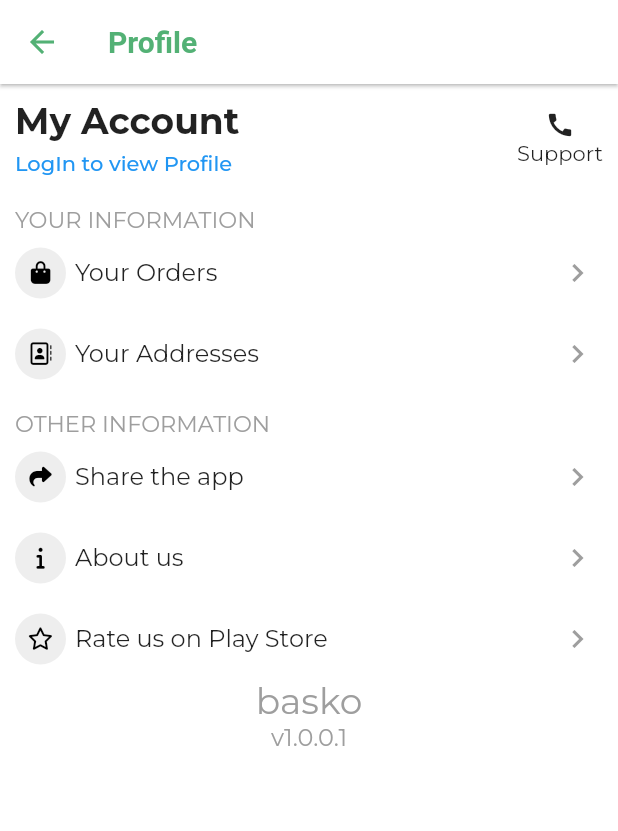
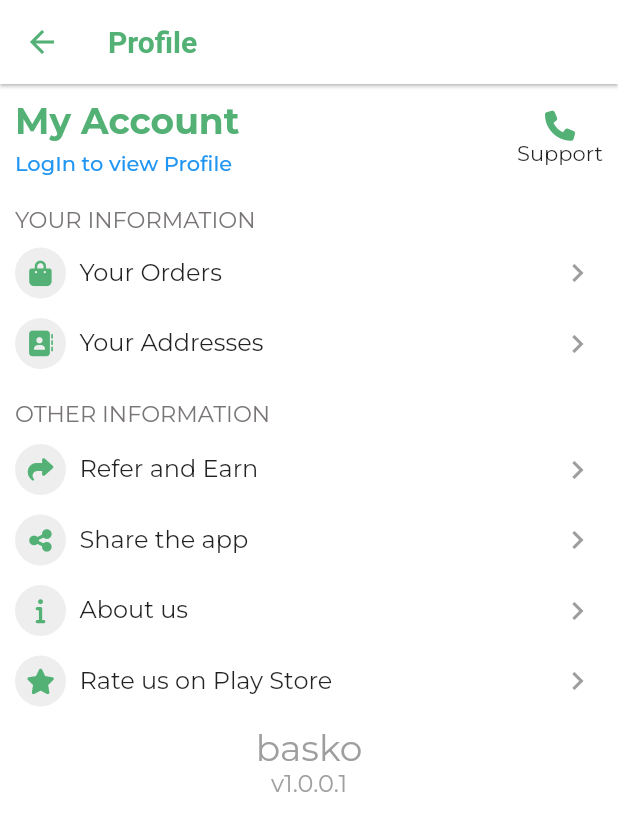
Before and after one commit to Groc-App/adps_basket, a Flutter app: the ProfileScreen screen opened by its route, on a phone screen of 412 x 824 dp. Shown: the top 831 px of the screen. Run offline on Flutter 3.47's test engine with Material 2 defaults, Android fonts, the phone set to English and light mode, and no system bars; our stand-ins replace cached_network_image, confetti, connectivity_plus, dotted_border, firebase_auth, firebase_core and 17 more; missing offline and left inert: about, flutter_carousel_slider, scratcher; accounts and stored records are empty; network calls fail.

```diff
--- a/lib/Widgets/Profile/Content.dart
+++ b/lib/Widgets/Profile/Content.dart
@@ -1,5 +1,6 @@
 // ignore_for_file: deprecated_member_use, avoid_unnecessary_containers, file_names
 
+import 'package:cached_network_image/cached_network_image.dart';
 import 'package:firebase_core/firebase_core.dart';
 import 'package:firebase_auth/firebase_auth.dart';
 import 'package:flutter/material.dart';
@@ -18,10 +19,8 @@ class Content extends ConsumerWidget {
     Navigator.of(context).pushNamed('${navi_url}');
   }
 
-  Widget iconRow(icn, text, context, navi_url, WidgetRef ref) {
-    return MouseRegion(
-      cursor: SystemMouseCursors.click,
-      child: GestureDetector(
+  Widget iconRow(icn, text, context, navi_url, WidgetRef ref, String? number) {
+    return GestureDetector(
       onTap: () {
         if (navi_url == 'about') {
           showAboutPage(
@@ -32,7 +31,7 @@ class Content extends ConsumerWidget {
             },
             applicationLegalese: 'Copyright © ADPS, {{ year }}',
             applicationDescription: const Text(
-                  'Displays an About dialog, which describes the application.'),
+                'Basko is delivery app which delivers grocery items to your door steps in no time.'),
             children: const <Widget>[
               MarkdownPageListTile(
                 icon: Icon(Icons.list),
@@ -43,12 +42,12 @@ class Content extends ConsumerWidget {
                 icon: Icon(Icons.favorite),
               ),
             ],
-              applicationIcon: const SizedBox(
+            applicationIcon: SizedBox(
               width: 100,
               height: 100,
-                child: Image(
-                  image: AssetImage('assets/icon.webp'),
-                ),
+              child: CachedNetworkImage(
+                  imageUrl:
+                      'https://firebasestorage.googleapis.com/v0/b/your-basket-515fc.appspot.com/o/Logo%2Flogo.png?alt=media&token=bde72ad0-a31b-405c-911c-6a45e258b6db'),
             ),
           );
         } else if (navi_url == 'logout') {
@@ -83,6 +82,9 @@ class Content extends ConsumerWidget {
           print("inside tap");
           Share.share(
               'https://play.google.com/store/apps/details?id=com.instructivetech.kidskite');
+        } else if (navi_url == '/referearnScreen') {
+          Navigator.of(context)
+              .pushNamed('${navi_url}', arguments: {'number': number});
         } else {
           navigation(context, navi_url);
         }
@@ -94,14 +96,14 @@ class Content extends ConsumerWidget {
           children: [
             Row(children: [
               Container(
-                  margin: EdgeInsets.only(right: 6),
+                margin: EdgeInsets.only(right: 9),
                 child: CircleAvatar(
                   radius: 17,
                   backgroundColor: Colors.grey[200],
-                    foregroundColor: Colors.black,
+                  foregroundColor: Color.fromRGBO(83, 177, 117, 1),
                   child: FaIcon(
                     icn,
-                      size: 15,
+                    size: 17,
                   ),
                 ),
               ),
@@ -117,7 +119,6 @@ class Content extends ConsumerWidget {
                   color: Colors.grey,
                 )),
           ],
-          ),
         ),
       ),
     );
@@ -137,19 +138,20 @@ class Content extends ConsumerWidget {
               Column(crossAxisAlignment: CrossAxisAlignment.start, children: [
             Text(
               'YOUR INFORMATION',
-              style: TextStyle(fontSize: 15, color: Colors.grey),
+              style: TextStyle(
+                  fontSize: 15, color: Color.fromARGB(255, 121, 117, 117)),
             ),
             // Divider(),
             SizedBox(
               height: 10,
             ),
             iconRow(FontAwesomeIcons.shoppingBag, 'Your Orders', context,
-                '/yourOrderScreen', ref),
+                '/yourOrderScreen', ref, authInfo?.phoneNumber),
             SizedBox(
-              height: 10,
+              height: 3,
             ),
-            iconRow(FontAwesomeIcons.addressBook, 'Your Addresses', context,
-                '/addressScreen', ref),
+            iconRow(FontAwesomeIcons.solidAddressBook, 'Your Addresses',
+                context, '/addressScreen', ref, authInfo?.phoneNumber),
           ]),
         ),
         Container(
@@ -159,28 +161,39 @@ class Content extends ConsumerWidget {
                 margin: const EdgeInsets.only(top: 10),
                 child: const Text(
                   'OTHER INFORMATION',
-                  style: TextStyle(fontSize: 15, color: Colors.grey),
+                  style: TextStyle(
+                      fontSize: 15, color: Color.fromARGB(255, 121, 117, 117)),
                 )),
             // Divider(),
             const SizedBox(
-              height: 10,
+              height: 12,
             ),
-            iconRow(
-                FontAwesomeIcons.share, 'Share the app', context, 'share', ref),
+            iconRow(FontAwesomeIcons.share, 'Refer and Earn', context,
+                '/referearnScreen', ref, authInfo?.phoneNumber),
 
             SizedBox(
-              height: 10,
+              height: 3,
+            ),
+            iconRow(FontAwesomeIcons.shareNodes, 'Share the app', context,
+                'share', ref, authInfo?.phoneNumber),
+
+            SizedBox(
+              height: 3,
             ),
 
-            iconRow(FontAwesomeIcons.info, 'About us', context, 'about', ref),
+            iconRow(FontAwesomeIcons.info, 'About us', context, 'about', ref,
+                authInfo?.phoneNumber),
             SizedBox(
-              height: 10,
+              height: 3,
             ),
-            iconRow(FontAwesomeIcons.star, 'Rate us on Play Store', context,
-                '/yourOrderScreen', ref),
+            iconRow(FontAwesomeIcons.solidStar, 'Rate us on Play Store',
+                context, '/yourOrderScreen', ref, authInfo?.phoneNumber),
+            SizedBox(
+              height: 3,
+            ),
             if (authInfo != null)
-              iconRow(
-                  FontAwesomeIcons.signOut, 'Logout', context, 'logout', ref),
+              iconRow(FontAwesomeIcons.rightFromBracket, 'Logout', context,
+                  'logout', ref, authInfo.phoneNumber),
           ]),
         ),
       ],
--- a/lib/Widgets/Profile/Heading.dart
+++ b/lib/Widgets/Profile/Heading.dart
@@ -3,6 +3,8 @@
 import 'package:firebase_auth/firebase_auth.dart';
 import 'package:flutter/material.dart';
 import 'package:flutter_riverpod/flutter_riverpod.dart';
+import 'package:font_awesome_flutter/font_awesome_flutter.dart';
+import 'package:url_launcher/url_launcher.dart';
 import '../../providers/providers.dart';
 
 class HeadingSupport extends ConsumerWidget {
@@ -25,7 +27,10 @@ class HeadingSupport extends ConsumerWidget {
               margin: const EdgeInsets.only(bottom: 5),
               child: const Text(
                 'My Account',
-                style: TextStyle(fontSize: 24, fontWeight: FontWeight.bold),
+                style: TextStyle(
+                    fontSize: 24,
+                    fontWeight: FontWeight.bold,
+                    color: Color.fromRGBO(83, 177, 117, 1)),
               ),
             ),
             authInfo != null
@@ -41,14 +46,25 @@ class HeadingSupport extends ConsumerWidget {
                     ),
                   ),
           ]),
-          Column(
+          GestureDetector(
+            onTap: () async {
+              const url = "tel:7982733943";
+              if (await canLaunch(url)) {
+                await launch(url);
+              } else {
+                throw 'Could not launch $url';
+              }
+            },
+            child: Column(
               children: const [
                 Icon(
-                Icons.call,
+                  FontAwesomeIcons.phone,
                   size: 20,
+                  color: Color.fromRGBO(83, 177, 117, 1),
                 ),
                 Text('Support')
               ],
+            ),
           ),
         ],
       ),
--- a/lib/config.dart
+++ b/lib/config.dart
@@ -47,6 +47,7 @@ class Config {
   static const String getAllProducts = '/product/fetchAllProduct';
 
   static const String createuserApi = '/user/createuserifnotexist';
+  static const String getrefferalID = '/offer/getReferralId';
   static const String addorupdatecartitemApi = '/user/createorupdatecartitem';
   static const String createcartitemApi = '/user/createcartitem';
   static const String removeCartItem = '/cart/deleteCartItem';
--- a/lib/main.dart
+++ b/lib/main.dart
@@ -6,7 +6,6 @@ import 'package:shared_preferences/shared_preferences.dart';
 import 'package:your_basket/Screens/OrderSuccess.dart';
 import 'package:your_basket/Screens/ProfileScreen.dart';
 import 'package:your_basket/Screens/addressScreen.dart';
-import 'package:your_basket/Screens/applycouponScreen.dart';
 import 'package:your_basket/Screens/buySubscriptionScreen.dart';
 import 'package:your_basket/Screens/cartScreen.dart';
 import 'package:your_basket/Screens/categoryScreen.dart';
@@ -20,6 +19,7 @@ import 'package:your_basket/Screens/productItemScreen.dart';
 import 'package:your_basket/Screens/refferalloginScreen.dart';
 import 'package:your_basket/Screens/subscriptionScreen.dart';
 import 'package:your_basket/Screens/yourOrders.dart';
+import 'package:your_basket/Widgets/Profile/ReferEarn.dart';
 import 'package:your_basket/Widgets/Sinners/loadingsinner.dart';
 import 'package:your_basket/utils/theme.dart';
 import 'Screens/homeScreen.dart';
@@ -61,7 +61,7 @@ class MyApp extends StatelessWidget {
   Widget build(BuildContext context) {
     // Globals().setContext(context);
     return MaterialApp(
-      title: 'Your Basket',
+      title: 'Basko',
       theme: MyTheme.lightTheme(context),
       debugShowCheckedModeBanner: false,
       home: const MyHomePage(),
@@ -89,7 +89,7 @@ class MyApp extends StatelessWidget {
         '/checkoutScreen': (context) => CheckoutScreen(),
         '/subscriptionScreen': (context) => SubscriptionScreen(),
         '/buySubscriptionScreen': (context) => BuySubscriptionScreen(),
-        '/applycouponScreen': (context) => ApplycouponScreen(),
+        '/referearnScreen': (context) => ReferEarnScreen(),
       },
     );
   }
--- a/pubspec.yaml
+++ b/pubspec.yaml
@@ -63,6 +63,8 @@ dependencies:
   shared_preferences: ^2.0.18
   otp_text_field: ^1.1.3
   stack_trace: ^1.11.0
+  dotted_border: ^2.0.0+3
+  url_launcher: ^6.1.10
 
 dev_dependencies:
   flutter_test:
```
Also changed, not shown: lib/Screens/applycouponScreen.dart (deleted, +0 -64 lines), lib/Services/user_api_service.dart (+26 -0 lines), lib/Widgets/Profile/ReferEarn.dart (added, +238 -0 lines), lib/models/user/user.dart (added, +15 -0 lines), lib/providers/providers.dart (+10 -0 lines), lib/models/user/user.freezed.dart (added), lib/models/user/user.g.dart (added), pubspec.lock. Lines whose indentation alone changed are shown as unchanged.
